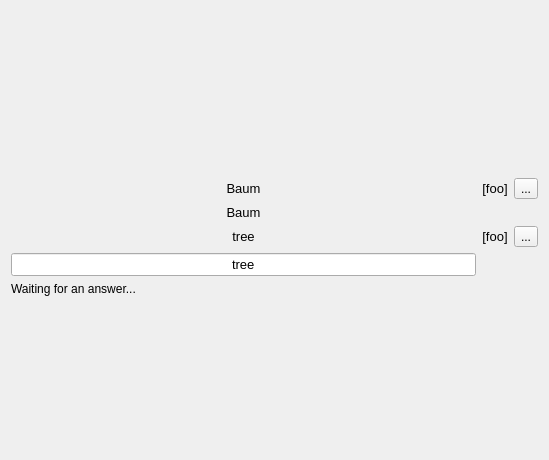
This is src/practice/practice_widget_written.ui in KDE/parley as Qt 5 draws it before an edit. The edited form follows.
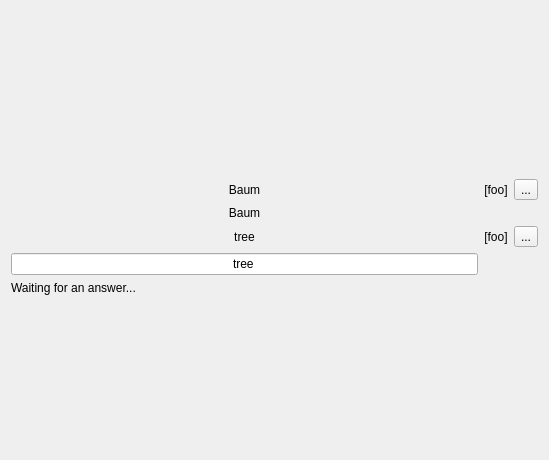
This is the edited form. Custom widgets are drawn as their Qt base class.

Commit message:
remove hardcoded font sizes
bug:255027

Patch:
```diff
--- a/src/practice/practice_widget_written.ui
+++ b/src/practice/practice_widget_written.ui
@@ -28,11 +28,6 @@
     <layout class="QGridLayout" name="gridLayout" columnstretch="1,0,0">
      <item row="0" column="0">
       <widget class="QLabel" name="questionLabel">
-       <property name="font">
-        <font>
-         <pointsize>10</pointsize>
-        </font>
-       </property>
        <property name="text">
         <string comment="KDE::DoNotExtract">Baum</string>
        </property>
@@ -46,11 +41,6 @@
      </item>
      <item row="0" column="1">
       <widget class="QLabel" name="questionPronunciationLabel">
-       <property name="font">
-        <font>
-         <pointsize>10</pointsize>
-        </font>
-       </property>
        <property name="text">
         <string comment="KDE::DoNotExtract">[foo]</string>
        </property>
@@ -68,11 +58,6 @@
      </item>
      <item row="1" column="0">
       <widget class="QLabel" name="mixedSolutionLabel">
-       <property name="font">
-        <font>
-         <pointsize>10</pointsize>
-        </font>
-       </property>
        <property name="text">
         <string comment="KDE::DoNotExtract">Baum</string>
        </property>
@@ -86,11 +71,6 @@
      </item>
      <item row="2" column="0">
       <widget class="QLabel" name="solutionLabel">
-       <property name="font">
-        <font>
-         <pointsize>10</pointsize>
-        </font>
-       </property>
        <property name="text">
         <string comment="KDE::DoNotExtract">tree</string>
        </property>
@@ -104,11 +84,6 @@
      </item>
      <item row="2" column="1">
       <widget class="QLabel" name="solutionPronunciationLabel">
-       <property name="font">
-        <font>
-         <pointsize>10</pointsize>
-        </font>
-       </property>
        <property name="text">
         <string comment="KDE::DoNotExtract">[foo]</string>
        </property>
@@ -129,11 +104,6 @@
      </item>
      <item row="4" column="0">
       <widget class="KLineEdit" name="answerEdit">
-       <property name="font">
-        <font>
-         <pointsize>10</pointsize>
-        </font>
-       </property>
        <property name="text">
         <string comment="KDE::DoNotExtract">tree</string>
        </property>
```
The commit also changes 5 other files.
